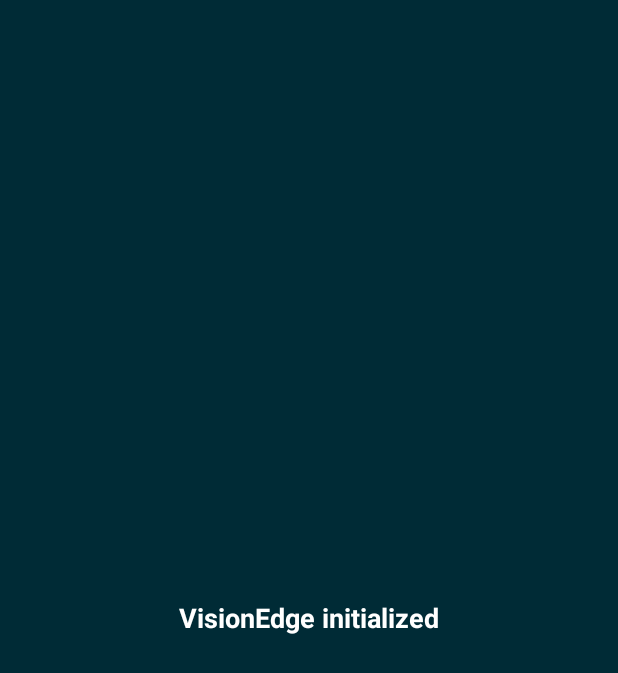
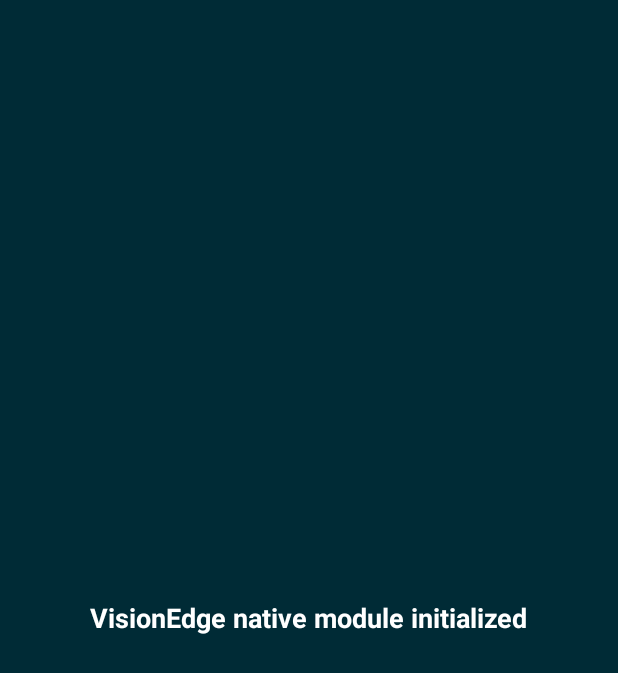
Before and after one commit to aryanjamwal00/VisionEdge, an Android app: the layout activity_main.xml on its own in the app's theme, with its tools: preview values and no code run, on a phone screen of 412 x 824 dp. Shown: the top 673 px of the screen. Run offline under Robolectric (Android 15) with nearby library versions, the phone set to English and light mode, and no system bars.

```diff
--- a/app/src/main/res/layout/activity_main.xml
+++ b/app/src/main/res/layout/activity_main.xml
@@ -7,10 +7,10 @@
     android:background="#002B36">
 
     <TextView
-        android:id="@+id/statusText"
+        android:id="@+id/sample_text"
         android:layout_width="wrap_content"
         android:layout_height="wrap_content"
-        android:text="VisionEdge initialized"
+        android:text="VisionEdge native module initialized"
         android:textColor="#FFFFFF"
         android:textSize="18sp"
         android:textStyle="bold"
```
